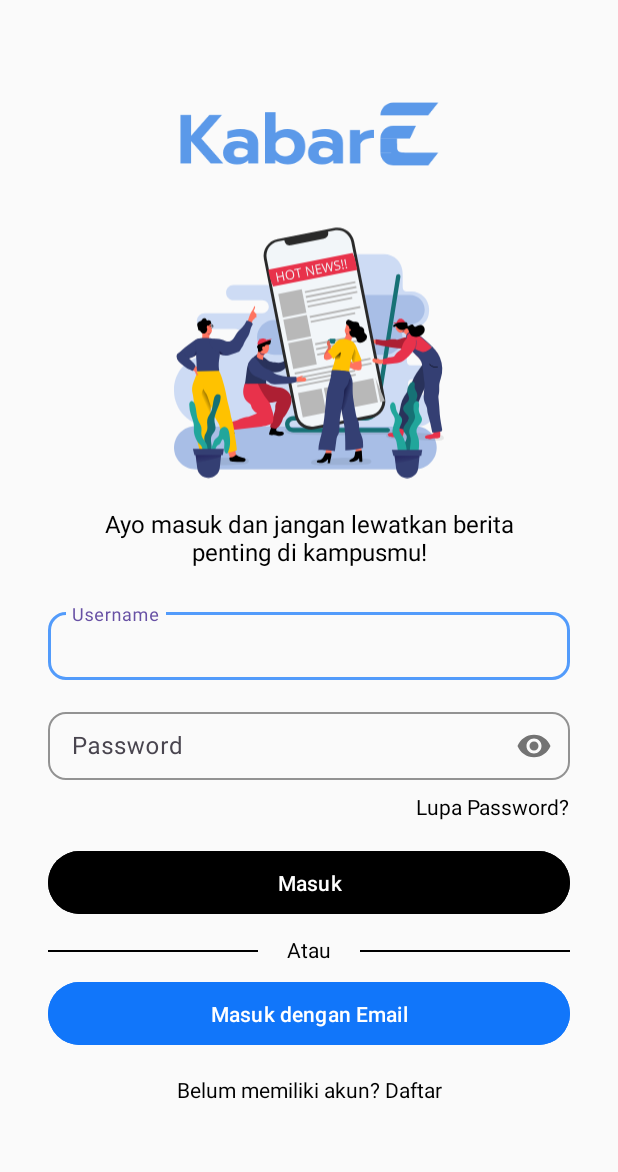
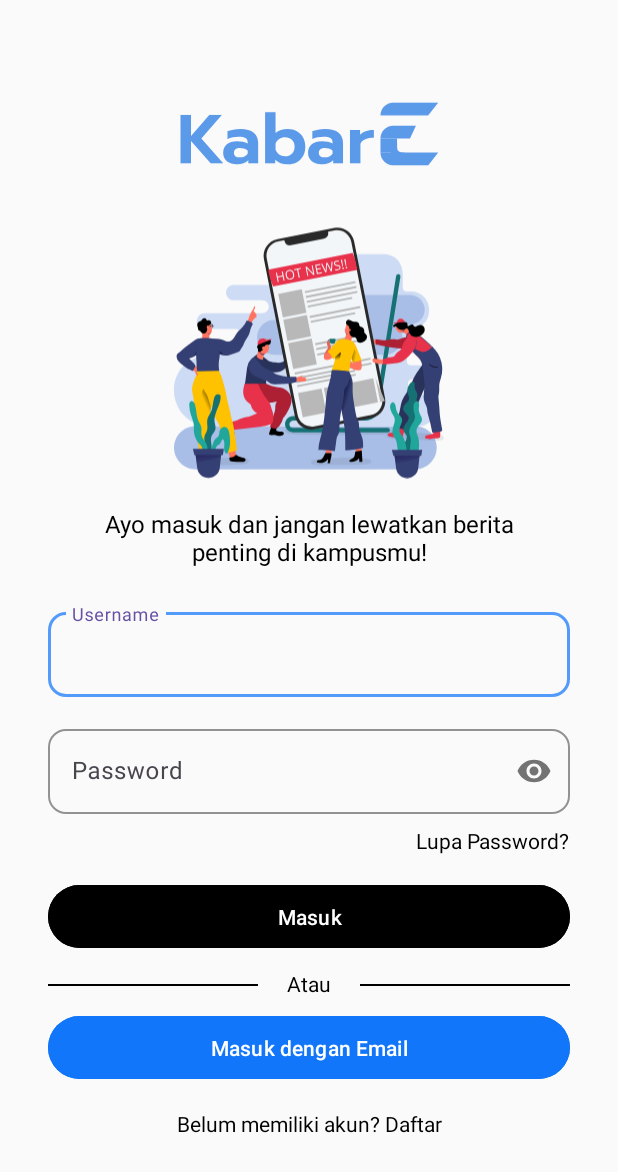
Before and after one commit to DevMossTeam/KabarE-Mobile, an Android app: the fragment SignInFragment shown on its own in the app's theme, on a phone screen of 412 x 824 dp. Shown: the top 1172 px of the screen. Run offline under Robolectric (Android 15) with nearby library versions, the phone set to English and light mode, and no system bars.

Commit message:
SIGN IN FIX

```diff
--- a/app/src/main/java/com/devmoss/kabare/ui/auth/SignInFragment.kt
+++ b/app/src/main/java/com/devmoss/kabare/ui/auth/SignInFragment.kt
@@ -1,4 +1,4 @@
-package com.example.yourapp.ui.auth
+package com.devmoss.kabare.ui.auth
 
 import android.os.Bundle
 import android.view.LayoutInflater
--- a/app/src/main/res/layout/fragment_sign_in.xml
+++ b/app/src/main/res/layout/fragment_sign_in.xml
@@ -67,7 +67,7 @@
             <com.google.android.material.textfield.TextInputEditText
                 android:id="@+id/et_username"
                 android:layout_width="match_parent"
-                android:layout_height="45dp"
+                android:layout_height="wrap_content"
                 android:hint="Username"
                 android:inputType="text"
                 android:backgroundTint="@android:color/white"/> <!-- Set to white background -->
@@ -95,7 +95,7 @@
             <com.google.android.material.textfield.TextInputEditText
                 android:id="@+id/et_password"
                 android:layout_width="match_parent"
-                android:layout_height="45dp"
+                android:layout_height="wrap_content"
                 android:hint="Password"
                 android:inputType="textPassword"
                 android:backgroundTint="@android:color/white"/> <!-- Set to white background -->
```
Also changed, not shown: app/src/main/java/com/devmoss/kabare/MainActivity.kt (+11 -13 lines), app/src/main/java/com/devmoss/kabare/ui/profile/ProfileFragment.kt (+12 -0 lines), app/src/main/res/navigation/nav_graph.xml (+11 -1 lines).
